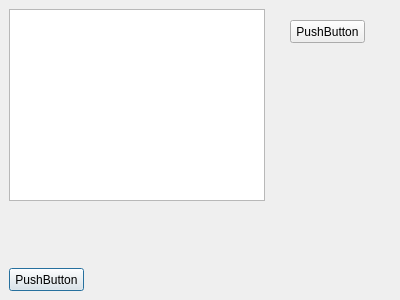
Qt form quarta1.ui (UnPComp2013/Grupo2) before a commit.
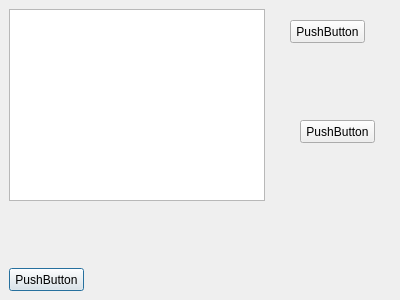
The same form after that commit.

```diff
--- a/quarta1.ui
+++ b/quarta1.ui
@@ -49,6 +49,19 @@
     <string>PushButton</string>
    </property>
   </widget>
+  <widget class="QPushButton" name="pushButton_3">
+   <property name="geometry">
+    <rect>
+     <x>300</x>
+     <y>120</y>
+     <width>75</width>
+     <height>23</height>
+    </rect>
+   </property>
+   <property name="text">
+    <string>PushButton</string>
+   </property>
+  </widget>
  </widget>
  <resources/>
  <connections/>
```
